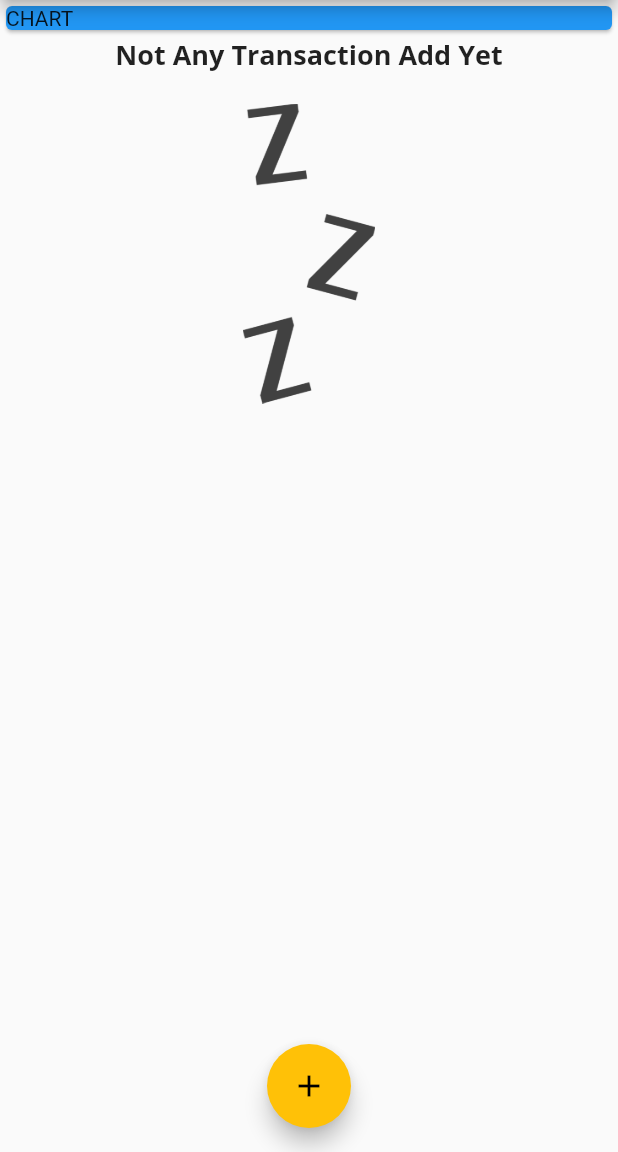
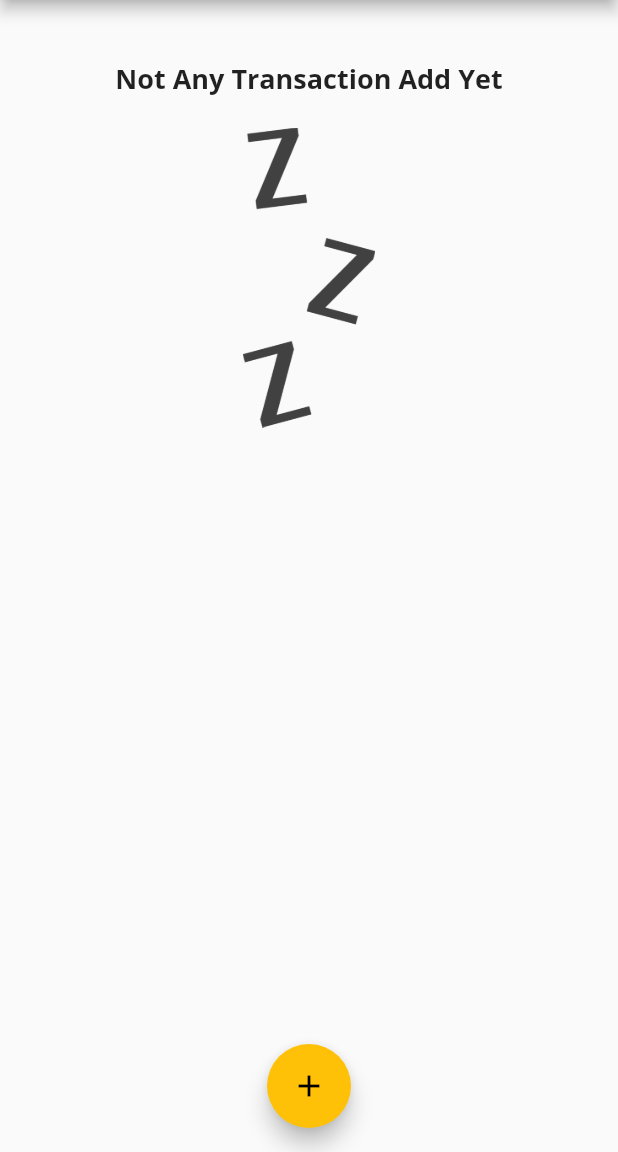
Before and after one commit to MeTi-DeV/Personal-Expenses-flutter, a Flutter app: the screen it shows after launch, on a phone screen of 412 x 824 dp, the part 84-1236 px from its top. Run offline on Flutter 3.47's test engine with Material 2 defaults, Android fonts, the phone set to English and light mode, and no system bars.

Commit message:
learned very important stuffs by create chart widg

```diff
--- a/lib/main.dart
+++ b/lib/main.dart
@@ -1,6 +1,7 @@
 import 'package:flutter/material.dart';
 import './widgets/new_transaction.dart';
 import './widgets/transaction_list.dart';
+import './widgets/chart.dart';
 import '../models/transaction.dart';
 
 void main() => runApp(MyApp());
@@ -9,7 +10,6 @@ class MyApp extends StatelessWidget {
   @override
   Widget build(BuildContext context) {
     return MaterialApp(
-      //use ThemeData for change some default app styles like primaryColor ,accentColor ,default fonts and we can define our custom styles,...
       theme: ThemeData(
         primaryColor: Colors.purple,
         accentColor: Colors.amber,
@@ -70,6 +70,15 @@ class _MyHomePageState extends State<MyHomePage> {
     // Transaction(id: 't1', title: 'Book', amount: 25.99, date: DateTime.now()),
     // Transaction(id: 't2', title: 'Food', amount: 75.99, date: DateTime.now()),
   ];
+// comment 1 : create a List to separate part of whole our list data and pass it the Chart() widget
+  List<Transaction> get _recentTransactions {
+    // comment 2 : Where(): this method say to us : i can separate pieces of your list and save it inside my list that it was generated automatically when you call me
+    // it will whrite like map() at the last we have to call toList()
+    return _userTransactions.where((tx) {
+      //comment 3 :isAfter(): his method say to us : i get an argument by type of DateTime and separate your time from now till each day you want
+      return tx.date.isAfter(DateTime.now().subtract(Duration(days: 7)));
+    }).toList();
+  }
 
   Widget build(BuildContext context) {
     return Scaffold(
@@ -86,14 +95,8 @@ class _MyHomePageState extends State<MyHomePage> {
           // mainAxisAlignment: MainAxisAlignment.spaceAround,
           crossAxisAlignment: CrossAxisAlignment.start,
           children: [
-            Container(
-              width: double.infinity,
-              child: Card(
-                color: Colors.blue,
-                child: Text('CHART'),
-              ),
-            ),
-            TransactionList(_userTransactions),
+            //comment 4 : at last we pass our isolated list to our Chart() widget
+            Chart(_recentTransactions), TransactionList(_userTransactions),
           ],
         ),
       ),
--- /dev/null
+++ b/lib/widgets/chart.dart
@@ -0,0 +1,48 @@
+import 'package:flutter/material.dart';
+import '../models/transaction.dart';
+import 'package:intl/intl.dart';
+
+// comment 1 : first  crate  my chart widget
+class Chart extends StatelessWidget {
+  final List<Transaction> recentTransactions;
+  Chart(this.recentTransactions);
+
+// comment 2 : line 14 its most imporance part of this widget
+// comment 3 : get is a dynamic calculator, here is for  calculate my recet 7 days , its type is  List<Map<String,Object>> because it will be list of objects inside it
+//first we create our list of days and amount above it each day by Lis.generate()
+
+  List<Map<String, Object>> get GroupTransactionsValues {
+    //comment 4 : Lis.generate() get 2 arguments first is length of our list second its works like a container
+    return List.generate(7, (index) {
+
+      // comment 5 : first define a variable like Weekday its get time from itself time to duration of the index
+      final Weekday = DateTime.now().subtract(Duration(days: index));
+      //comment 6 : second define a variable by name totalSum to calculate all of our amount per day
+      double totalSum = 0.0;
+      // comment 7 : useing for loop to calculate eacth day amounts
+      for (var i = 0; i < recentTransactions.length; i++) {
+        if (recentTransactions[i].date.day == Weekday.day &&
+            recentTransactions[i].date.month == Weekday.month &&
+            recentTransactions[i].date.year == Weekday.year) {
+          totalSum += recentTransactions[i].amount;
+
+        }
+      }
+      print(DateFormat.E().format(Weekday));
+      print(totalSum);
+      // comment 8: at last return our type of map lis
+      return {'day': DateFormat.E().format(Weekday), 'amount': totalSum};
+    });
+  }
+
+  @override
+  Widget build(BuildContext context) {
+    print(GroupTransactionsValues);
+    return Container(
+        child: Card(
+            margin: EdgeInsets.all(20),
+            child: Row(
+              children: [],
+            )));
+  }
+}
```
